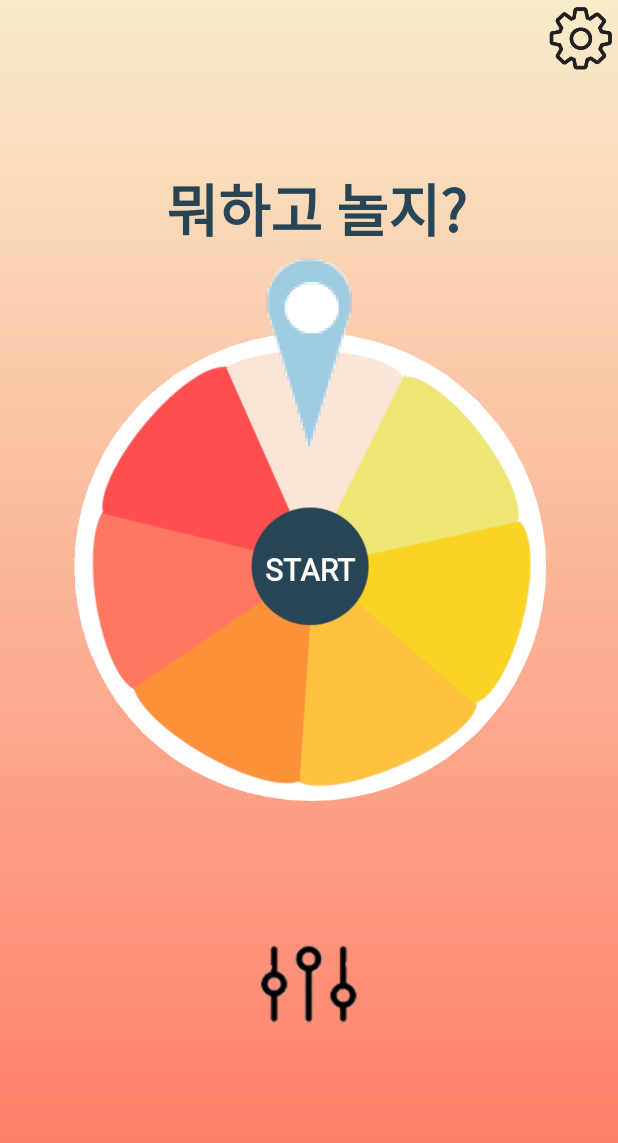
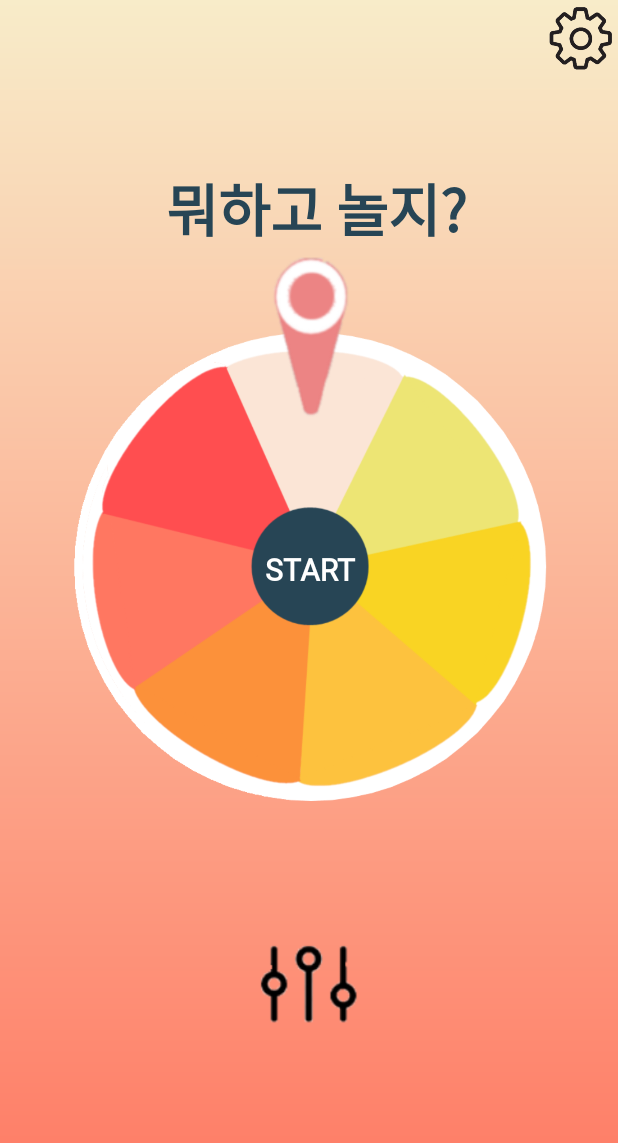
Before and after one commit to hololee/PLAY_APP, an Android app: the screen it shows after launch (HomeActivity), on a phone screen of 412 x 824 dp. Shown: the top 1143 px of the screen. Run offline under Robolectric (Android 15) with nearby library versions, the phone set to English and light mode, and no system bars.

Commit message:
tip, homeActivity 수정

```diff
--- a/app/src/main/res/layout/activity_home.xml
+++ b/app/src/main/res/layout/activity_home.xml
@@ -65,8 +65,8 @@
 
         <ImageView
             android:id="@+id/tip"
-            android:layout_width="79dp"
-            android:layout_height="135dp"
+            android:layout_width="72dp"
+            android:layout_height="120dp"
             android:layout_centerHorizontal="true"
             android:src="@drawable/tip" />
 
```
Also changed, not shown: app/src/main/res/drawable-v24/tip.png.
